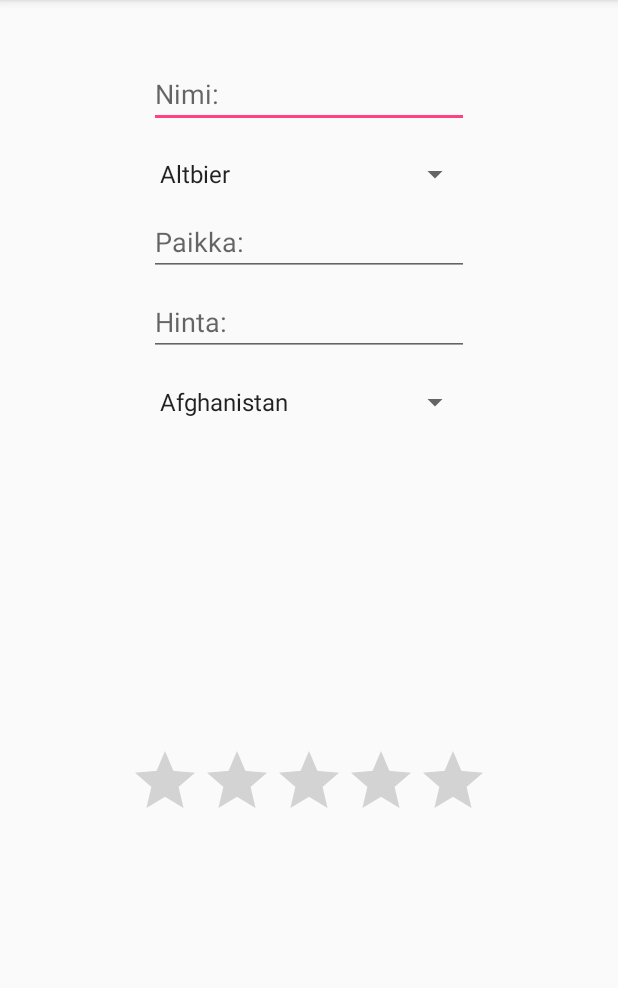
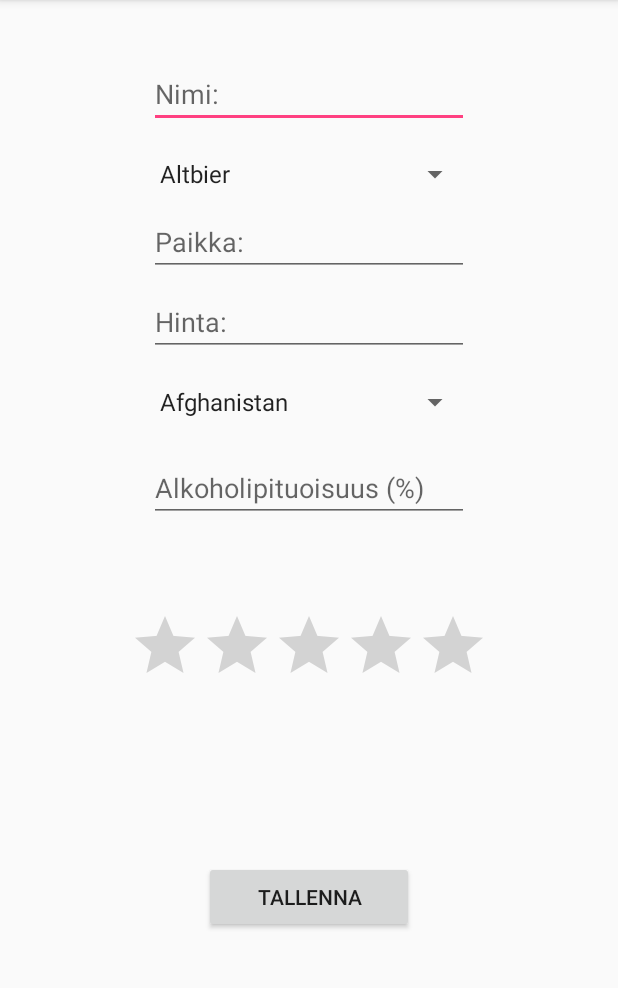
Before and after one commit to Hammaspeikko/Olutkellari, an Android app: the ArvosteleOlutActivity screen opened directly, with no data from a screen before it, on a phone screen of 412 x 824 dp, the part 84-1072 px from its top. Run offline under Robolectric (Android 15) with nearby library versions, the phone set to English and light mode, and no system bars.

```diff
--- a/app/src/main/AndroidManifest.xml
+++ b/app/src/main/AndroidManifest.xml
@@ -1,6 +1,8 @@
 <?xml version="1.0" encoding="utf-8"?>
 <manifest xmlns:android="http://schemas.android.com/apk/res/android"
     package="com.bignerdranch.android.olutkellari">
+
+    <uses-permission android:name="android.permission.WRITE_EXTERNAL_STORAGE" />
 
     <application
         android:allowBackup="true"
@@ -15,9 +17,9 @@
                 <category android:name="android.intent.category.LAUNCHER" />
             </intent-filter>
         </activity>
-        <activity android:name=".SQLite" />
         <activity android:name=".ArvosteleOlutActivity" />
-        <activity android:name=".ProfiiliActivity"></activity>
+        <activity android:name=".ProfiiliActivity" />
+        <activity android:name=".SelaaOluita"></activity>
     </application>
 
 </manifest>
--- a/app/src/main/java/com/bignerdranch/android/olutkellari/ArvosteleOlutActivity.java
+++ b/app/src/main/java/com/bignerdranch/android/olutkellari/ArvosteleOlutActivity.java
@@ -1,31 +1,59 @@
 package com.bignerdranch.android.olutkellari;
 
+import android.content.Context;
+import android.database.sqlite.SQLiteDatabase;
 import android.support.v7.app.AppCompatActivity;
 import android.os.Bundle;
+import android.view.View;
 import android.widget.ArrayAdapter;
+import android.widget.Button;
+import android.widget.EditText;
+import android.widget.RatingBar;
 import android.widget.Spinner;
+import android.widget.Toast;
 
 import java.util.ArrayList;
 import java.util.Collections;
 import java.util.List;
 import java.util.Locale;
 
-public class ArvosteleOlutActivity extends AppCompatActivity {
+public class ArvosteleOlutActivity extends AppCompatActivity implements View.OnClickListener{
+    final String lisatty = "Olut lisätty!";
+
+    EditText nimi, paikka,alkoholi,hinta;
+    Spinner maatSpinner, tyyppiSpinner;
+    RatingBar arvosana;
 
     @Override
     protected void onCreate(Bundle savedInstanceState) {
         super.onCreate(savedInstanceState);
         setContentView(R.layout.activity_arvostele_olut);
 
-        Spinner maatSpinner = (Spinner) findViewById(R.id.maa);
+        //Tekstikentät
+        nimi = (EditText) findViewById(R.id.nimiText);
+        paikka = (EditText) findViewById(R.id.paikkaText);
+
+        //Arvosana
+        arvosana = (RatingBar) findViewById(R.id.arvostelu);
+
+        //Numerot
+        alkoholi = (EditText) findViewById(R.id.alkoholi);
+        hinta = (EditText) findViewById(R.id.hinta);
+
+        //Spinnerit
+        maatSpinner = (Spinner) findViewById(R.id.maa);
         List<String> maat = haeMaat();
         ArrayAdapter<String> adapterMaat = new ArrayAdapter<String>(this,android.R.layout.simple_spinner_item, maat);
         maatSpinner.setAdapter(adapterMaat);
 
-        Spinner tyyppiSpinner = (Spinner) findViewById(R.id.tyyppi);
+        tyyppiSpinner = (Spinner) findViewById(R.id.tyyppi);
         List<String> tyypit = haeOlutTyypit();
         ArrayAdapter<String> adapterTyypit = new ArrayAdapter<String>(this,android.R.layout.simple_spinner_item, tyypit);
         tyyppiSpinner.setAdapter(adapterTyypit);
+
+        Button tallennaButton = (Button) findViewById(R.id.tallenna);
+        tallennaButton.setOnClickListener(this);
+
 
 
     }
@@ -38,7 +66,7 @@ public class ArvosteleOlutActivity extends AppCompatActivity {
         //Lisätään kaikki maat listaan (poislukien tyhjät ja tuplat)
         for(Locale l : locales){
             String maa = l.getDisplayCountry().trim();
-            if(!maat.contains(maa) && maa.length() > 0){
+            if(!maat.contains(maa) && maa.length() > 0 && !maa.equals("maailma")){
                 maat.add(maa);
             }
         }
@@ -50,53 +78,45 @@ public class ArvosteleOlutActivity extends AppCompatActivity {
 
     private List<String> haeOlutTyypit(){
         List<String> tyypit = new ArrayList<String>();
-        tyypit.add("Altbier");
-        tyypit.add("Amber ale");
-        tyypit.add("Barley wine");
-        tyypit.add("Berliner Weisse");
-        tyypit.add("Bière de Garde");
-        tyypit.add("Bitter");
-        tyypit.add("Blonde Ale");
-        tyypit.add("Bock");
-        tyypit.add("Brown ale");
-        tyypit.add("California Common/Steam Beer");
-        tyypit.add("Cream Ale");
-        tyypit.add("Dortmunder Export");
-        tyypit.add("Doppelbock");
-        tyypit.add("Dunkel");
-        tyypit.add("Dunkelweizen");
-        tyypit.add("Eisbock");
-        tyypit.add("Flanders red ale");
-        tyypit.add("Golden/Summer ale");
-        tyypit.add("Gose");
-        tyypit.add("Gueuze");
-        tyypit.add("Hefeweizen");
-        tyypit.add("Helles");
-        tyypit.add("India pale ale");
-        tyypit.add("Kölsch");
-        tyypit.add("Lambic");
-        tyypit.add("Light ale");
-        tyypit.add("Maibock/Helles bock");
-        tyypit.add("Malt liquor");
-        tyypit.add("Mild");
-        tyypit.add("Oktoberfestbier/Märzenbier");
-        tyypit.add("Old ale");
-        tyypit.add("Oud bruin");
-        tyypit.add("Pale ale");
-        tyypit.add("Pilsener/Pilsner/Pils");
-        tyypit.add("Porter");
-        tyypit.add("Red ale");
-        tyypit.add("Roggenbier");
-        tyypit.add("Saison");
-        tyypit.add("Scotch ale");
-        tyypit.add("Stout");
-        tyypit.add("Schwarzbier");
-        tyypit.add("Vienna lager");
-        tyypit.add("Witbier");
-        tyypit.add("Weissbier");
-        tyypit.add("Weizenbock");
+        tyypit.add("Altbier"); tyypit.add("Amber ale"); tyypit.add("Barley wine"); tyypit.add("Berliner Weisse");
+        tyypit.add("Bière de Garde"); tyypit.add("Bitter"); tyypit.add("Blonde Ale"); tyypit.add("Bock");
+        tyypit.add("Brown ale"); tyypit.add("California Common/Steam Beer");  tyypit.add("Cream Ale");
+        tyypit.add("Dortmunder Export"); tyypit.add("Doppelbock"); tyypit.add("Dunkel");
+        tyypit.add("Dunkelweizen"); tyypit.add("Eisbock"); tyypit.add("Flanders red ale");
+        tyypit.add("Golden/Summer ale"); tyypit.add("Gose"); tyypit.add("Gueuze");
+        tyypit.add("Hefeweizen");  tyypit.add("Helles"); tyypit.add("India pale ale");
+        tyypit.add("Kölsch"); tyypit.add("Lambic"); tyypit.add("Light ale");
+        tyypit.add("Maibock/Helles bock"); tyypit.add("Malt liquor");
+        tyypit.add("Mild"); tyypit.add("Oktoberfestbier/Märzenbier"); tyypit.add("Old ale");
+        tyypit.add("Oud bruin"); tyypit.add("Pale ale"); tyypit.add("Pilsener/Pilsner/Pils");
+        tyypit.add("Porter"); tyypit.add("Red ale"); tyypit.add("Roggenbier"); tyypit.add("Saison");
+        tyypit.add("Scotch ale"); tyypit.add("Stout"); tyypit.add("Schwarzbier"); tyypit.add("Vienna lager");
+        tyypit.add("Witbier"); tyypit.add("Weissbier"); tyypit.add("Weizenbock");
 
         Collections.sort(tyypit);
         return tyypit;
     }
+
+    public void onClick(View v){
+        String nimiS, paikkaS, maaS, tyyppiS;
+        Double hintaD;
+        Double alkoholiD;
+        Double arvosanaD;
+        Context cxt = this;
+
+        nimiS = nimi.getText().toString();
+        paikkaS = paikka.getText().toString();
+        maaS = maatSpinner.getSelectedItem().toString();
+        tyyppiS = tyyppiSpinner.getSelectedItem().toString();
+        hintaD = Double.parseDouble(hinta.getText().toString());
+        alkoholiD = Double.parseDouble(alkoholi.getText().toString());
+        arvosanaD = Double.valueOf(arvosana.getRating());
+
+        DatabaseOperations dbo = new DatabaseOperations(cxt);
+        dbo.taytaKanta(dbo,null,nimiS,tyyppiS,arvosanaD,paikkaS,hintaD,maaS,alkoholiD);
+
+        Toast.makeText(getBaseContext(),lisatty, Toast.LENGTH_LONG).show();
+        finish();
+
+    }
 }
--- a/app/src/main/res/layout/activity_arvostele_olut.xml
+++ b/app/src/main/res/layout/activity_arvostele_olut.xml
@@ -30,7 +30,8 @@
         android:layout_marginEnd="16dp"
         app:layout_constraintRight_toRightOf="parent"
         android:layout_marginStart="16dp"
-        app:layout_constraintLeft_toLeftOf="parent" />
+        app:layout_constraintLeft_toLeftOf="parent"
+        android:dropDownWidth="match_parent" />
 
     <Spinner
         android:layout_width="215dp"
@@ -41,7 +42,8 @@
         android:layout_marginEnd="16dp"
         app:layout_constraintRight_toRightOf="parent"
         android:layout_marginStart="16dp"
-        app:layout_constraintLeft_toLeftOf="parent" />
+        app:layout_constraintLeft_toLeftOf="parent"
+        android:dropDownWidth="match_parent" />
 
     <EditText
         android:layout_width="wrap_content"
@@ -75,12 +77,45 @@
         android:layout_height="wrap_content"
         android:id="@+id/arvostelu"
         android:layout_marginTop="8dp"
+        app:layout_constraintTop_toBottomOf="@+id/alkoholi"
+        android:layout_marginEnd="16dp"
+        app:layout_constraintRight_toRightOf="parent"
+        android:layout_marginStart="16dp"
+        app:layout_constraintLeft_toLeftOf="parent"
+        app:layout_constraintBottom_toBottomOf="parent"
+        android:layout_marginBottom="16dp"
+        app:layout_constraintVertical_bias="0.15" />
+
+    <Button
+        android:text="tallenna"
+        android:layout_width="140dp"
+        android:layout_height="wrap_content"
+        android:id="@+id/tallenna"
+        android:layout_marginTop="8dp"
+        app:layout_constraintTop_toBottomOf="@+id/arvostelu"
+        app:layout_constraintBottom_toBottomOf="parent"
+        android:layout_marginBottom="16dp"
+        android:layout_marginStart="16dp"
+        app:layout_constraintLeft_toLeftOf="parent"
+        android:layout_marginEnd="16dp"
+        app:layout_constraintRight_toRightOf="parent"
+        app:layout_constraintVertical_bias="0.44" />
+
+    <EditText
+        android:layout_width="wrap_content"
+        android:layout_height="wrap_content"
+        android:inputType="numberDecimal"
+        android:ems="10"
+        android:id="@+id/alkoholi"
+        android:hint="Alkoholipituoisuus (%)"
+        android:layout_marginTop="8dp"
         app:layout_constraintTop_toBottomOf="@+id/maa"
         android:layout_marginEnd="16dp"
         app:layout_constraintRight_toRightOf="parent"
         android:layout_marginStart="16dp"
         app:layout_constraintLeft_toLeftOf="parent"
         app:layout_constraintBottom_toBottomOf="parent"
-        android:layout_marginBottom="16dp" />
+        android:layout_marginBottom="16dp"
+        app:layout_constraintVertical_bias="0.01" />
 
 </android.support.constraint.ConstraintLayout>
```
Also changed, not shown: app/src/main/java/com/bignerdranch/android/olutkellari/DatabaseOperations.java (added, +76 -0 lines), app/src/main/java/com/bignerdranch/android/olutkellari/MainActivity.java (+7 -2 lines), app/src/main/java/com/bignerdranch/android/olutkellari/Olut.java (+14 -74 lines), app/src/main/java/com/bignerdranch/android/olutkellari/SQLite.java (deleted, +0 -64 lines), app/src/main/java/com/bignerdranch/android/olutkellari/SelaaOluita.java (added, +57 -0 lines), app/src/main/res/layout/activity_selaa_oluita.xml (added, +23 -0 lines), 1 other file.
